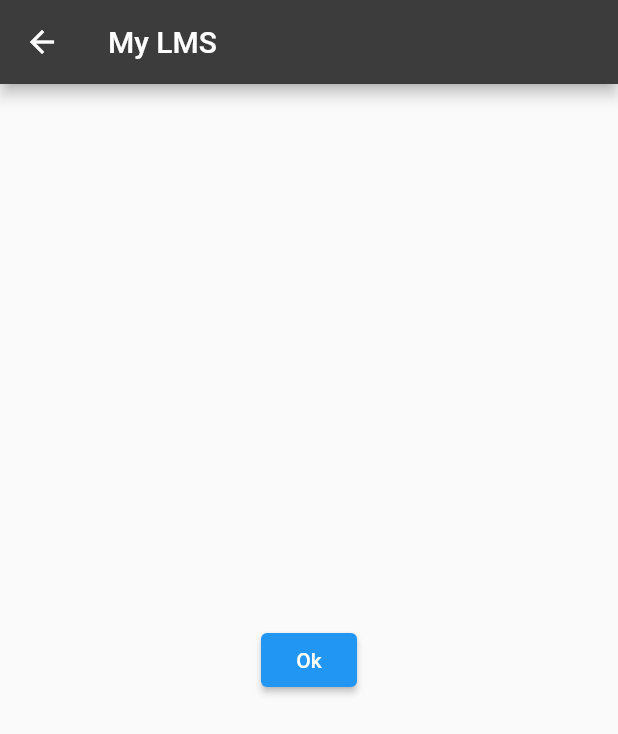
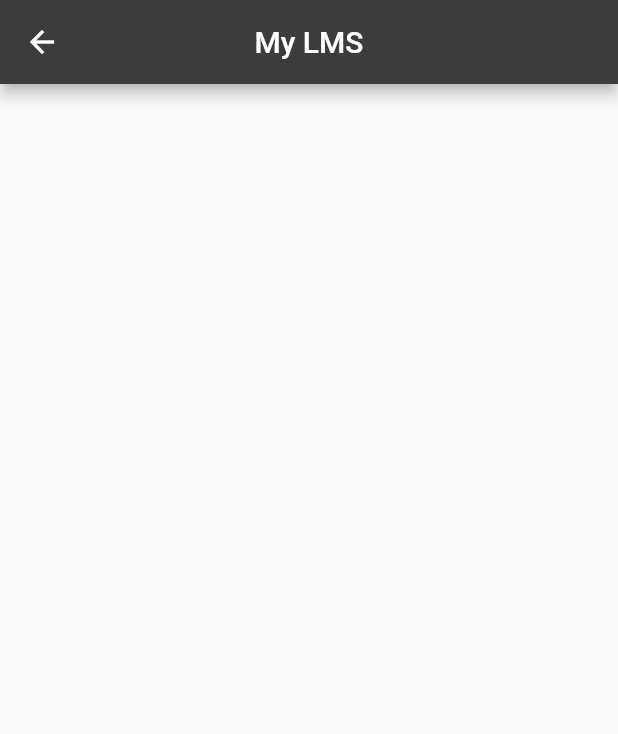
Before and after one commit to imashaWe/LMS, a Flutter app: the Home screen opened directly, on a phone screen of 412 x 824 dp. Shown: the top 734 px of the screen. Run offline on Flutter 3.47's test engine with Material 2 defaults, Android fonts, the phone set to English and light mode, and no system bars; our stand-ins replace badges, flutter_svg, font_awesome_flutter, shared_preferences; accounts and stored records are empty.

Commit message:
update view

```diff
--- a/mobile_app/lib/main.dart
+++ b/mobile_app/lib/main.dart
@@ -24,6 +24,7 @@ class MyApp extends StatelessWidget {
         theme: ThemeData(
             primaryColor: const Color(0xFF3c3c3c),
             appBarTheme: const AppBarTheme(
+                centerTitle: true,
                 foregroundColor: Colors.white,
                 backgroundColor: Color(0xFF3c3c3c)),
             bottomNavigationBarTheme: const BottomNavigationBarThemeData(
--- a/mobile_app/lib/screens/home/home.dart
+++ b/mobile_app/lib/screens/home/home.dart
@@ -1,6 +1,4 @@
 import 'package:flutter/material.dart';
-import 'package:mylms/services/api/api_exception.dart';
-import 'package:mylms/services/api/api_service.dart';
 import 'package:mylms/services/api/course_service.dart';
 
 class Home extends StatelessWidget {
@@ -12,15 +10,7 @@ class Home extends StatelessWidget {
       appBar: AppBar(
         title: const Text("My LMS"),
       ),
-      body: Center(
-        child: ElevatedButton(
-          child: Text("Ok"),
-          onPressed: () {
-            CourseService.getMyCourses()
-                .then((r) => print(r[0].lecturer!.firstName));
-          },
-        ),
-      ),
+      body: const Center(),
     );
   }
 }
--- a/mobile_app/lib/screens/my_courses/content_view.dart
+++ b/mobile_app/lib/screens/my_courses/content_view.dart
@@ -10,10 +10,10 @@ class ContentView extends StatelessWidget {
   @override
   Widget build(BuildContext context) {
     return Scaffold(
-        appBar: AppBar(title: Text(course.title!)),
+        appBar: AppBar(title: Text(course.title)),
         body: Center(
           child: FutureBuilder<List<Content>>(
-              future: ContentService.getContentByCourseID(course.id!),
+              future: ContentService.getContentByCourseID(course.id),
               builder: (context, snapshot) {
                 if (snapshot.connectionState == ConnectionState.waiting) {
                   return const CircularProgressIndicator();
--- a/mobile_app/lib/screens/my_courses/my_courses.dart
+++ b/mobile_app/lib/screens/my_courses/my_courses.dart
@@ -56,12 +56,12 @@ class MyCourses extends StatelessWidget {
                                     mainAxisAlignment: MainAxisAlignment.start,
                                     children: [
                                       Text(
-                                        e.title!,
+                                        e.title,
                                         style: Theme.of(context)
                                             .textTheme
                                             .headline6,
                                       ),
-                                      Text(e.description!)
+                                      Text(e.description)
                                     ],
                                   ),
                                 )
```
